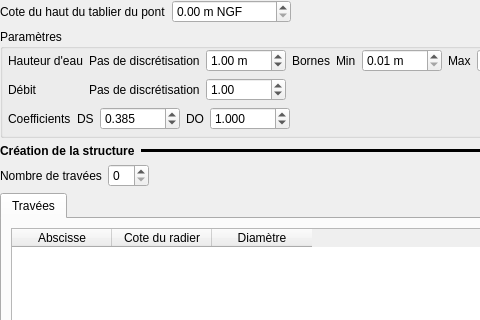
Above: ui/structures/ui_orifice_bu.ui from Artelia/Mascaret before the change; both pictures show x 0 to 480 and y 0 to 320 of the 641 by 679 pixel window. Below: the same form after it.
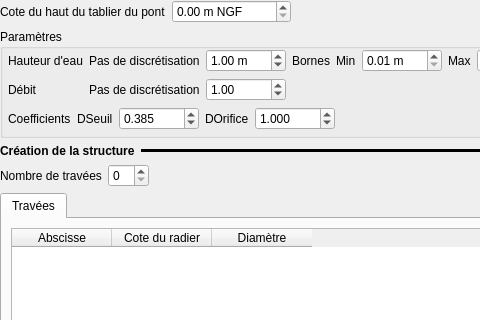
That is the form after the change.

Diff of the .ui file:
```diff
--- a/ui/structures/ui_orifice_bu.ui
+++ b/ui/structures/ui_orifice_bu.ui
@@ -248,7 +248,7 @@
         <item>
          <widget class="QLabel" name="label_36">
           <property name="text">
-           <string>DS</string>
+           <string>DSeuil</string>
           </property>
          </widget>
         </item>
@@ -274,7 +274,7 @@
         <item>
          <widget class="QLabel" name="label_37">
           <property name="text">
-           <string>DO</string>
+           <string>DOrifice</string>
           </property>
          </widget>
         </item>
```
